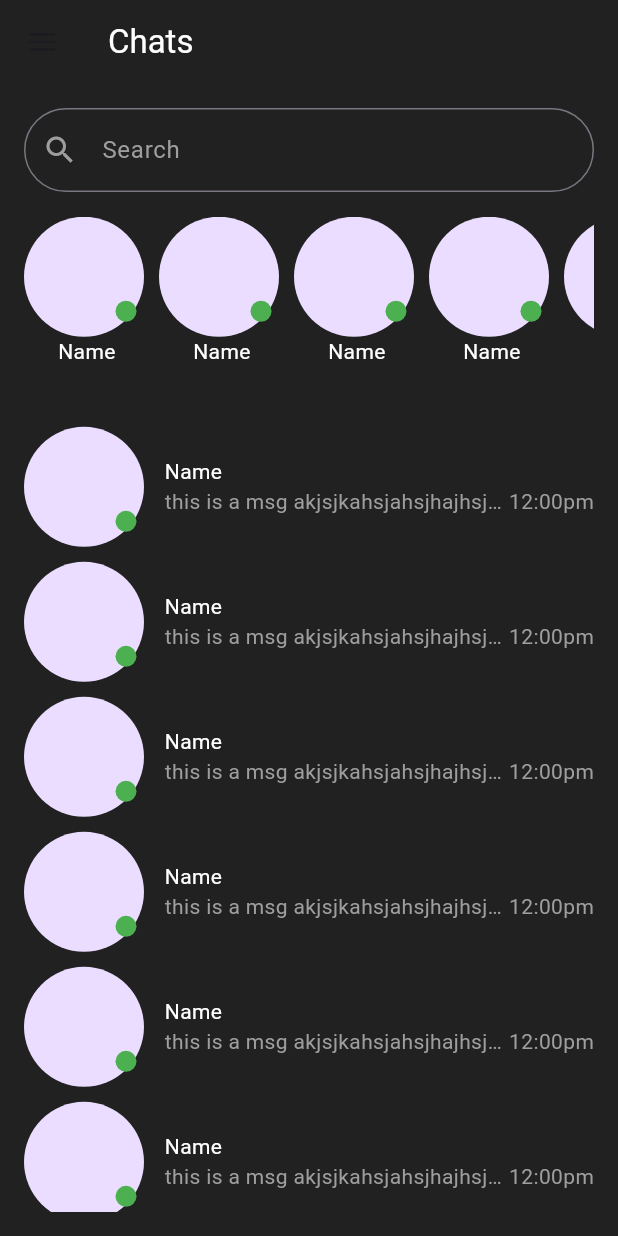
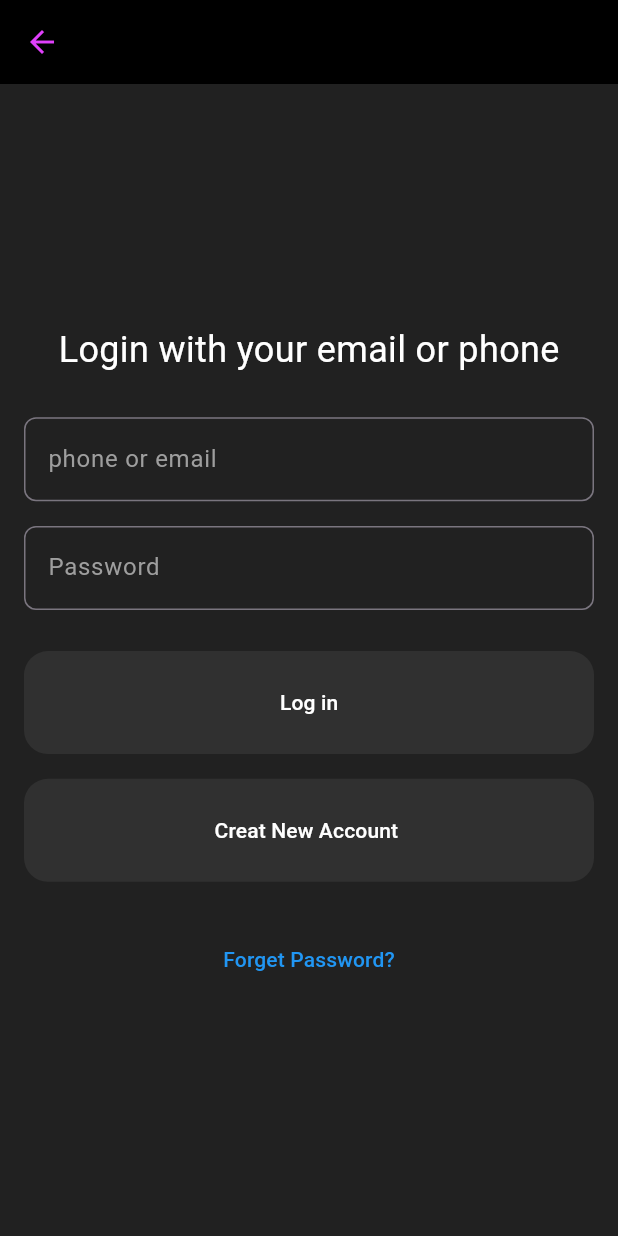
Before and after one commit to osama2521999/chatApp, a Flutter app: the screen it shows after launch, on a phone screen of 412 x 824 dp. Run offline on Flutter 3.47's test engine with Material 3 defaults, Android fonts, the phone set to English and light mode, and no system bars.

```diff
--- a/lib/core/utils/constants/app_constants.dart
+++ b/lib/core/utils/constants/app_constants.dart
@@ -7,5 +7,7 @@ class AppConstants{
   static Color mainColor=Colors.grey.shade900;
   static const double mainPictureRadius=40;
   static const double smallPictureRadius=20;
+  static const double appPadding=16;
+  static const double buttonsBorderRadius=16;
 
 }
--- a/lib/moduls/home/presentation/screens/home_page_screen.dart
+++ b/lib/moduls/home/presentation/screens/home_page_screen.dart
@@ -1,9 +1,9 @@
 import 'package:chat_app/core/utils/constants/app_constants.dart';
 import 'package:chat_app/core/utils/extensions.dart';
-import 'package:chat_app/moduls/chat/presentation/screens/chat_screen.dart';
 import 'package:chat_app/moduls/home/presentation/widgets/picture_item.dart';
 import 'package:flutter/material.dart';
 
+import '../../../chat/presentation/screens/chat_screen.dart';
 import '../widgets/story_item.dart';
 
 class HomePageScreen extends StatelessWidget {
@@ -24,7 +24,7 @@ class HomePageScreen extends StatelessWidget {
         ),
       ),
       body: Padding(
-        padding: EdgeInsets.all(16),
+        padding: EdgeInsets.all(AppConstants.appPadding),
         child: SingleChildScrollView(
           child: Column(
             mainAxisAlignment: MainAxisAlignment.start,
--- /dev/null
+++ b/lib/moduls/login/presentation/screens/login_screen.dart
@@ -0,0 +1,84 @@
+import 'package:chat_app/core/utils/constants/app_constants.dart';
+import 'package:chat_app/core/utils/extensions.dart';
+import 'package:chat_app/moduls/home/presentation/widgets/picture_item.dart';
+import 'package:flutter/material.dart';
+
+class LoginScreen extends StatelessWidget {
+  const LoginScreen({super.key});
+
+  @override
+  Widget build(BuildContext context) {
+    return  Scaffold(
+      backgroundColor: AppConstants.mainColor,
+      appBar: AppBar(
+        automaticallyImplyLeading: true,
+        backgroundColor: Colors.black,
+        leading: IconButton(
+          icon: Icon(Icons.arrow_back,color: Colors.purpleAccent,),
+          onPressed:(){
+            Navigator.pop(context);
+          },
+        ),
+      ),
+      body: Center(
+        child: SingleChildScrollView(
+          child: Padding(
+            padding:  EdgeInsetsDirectional.symmetric(horizontal:  AppConstants.appPadding),
+            child: Column(
+              children: [
+                Text('Login with your email or phone',style: TextStyle(fontSize: 24,color: Colors.white)),
+                SizedBox(height:  context.height()/30,),
+
+                TextFormField(
+                  style: TextStyle(
+                      color: Colors.white
+                  ),
+                  decoration: InputDecoration(
+                      hintText: 'phone or email',
+                      hintStyle: TextStyle(color: Colors.grey),
+
+                      border: OutlineInputBorder(
+                        borderRadius: BorderRadius.circular(8),
+                      )),
+                ),
+                SizedBox(height:  context.height()/50,),
+                TextFormField(
+                  style: TextStyle(
+                      color: Colors.white
+                  ),
+                  decoration: InputDecoration(
+                      hintText: 'Password',
+                      hintStyle: TextStyle(color: Colors.grey),
+
+                      border: OutlineInputBorder(
+                        borderRadius: BorderRadius.circular(8),
+                      )),
+                ),
+                SizedBox(height:  context.height()/30,),
+                Container(
+                    width: context.width(),
+                    height:context.height()/12 ,
+                    decoration: BoxDecoration(
+                      color: Color(0Xff303030),
+                      borderRadius: BorderRadius.circular(AppConstants.buttonsBorderRadius)
+                    ),
+                    child: TextButton(onPressed: (){}, child: Text('Log in',style:  TextStyle(color: Colors.white),))),
+                SizedBox(height:  context.height()/50,),
+                Container(
+                    width: context.width(),
+                    height:context.height()/12 ,
+                    decoration: BoxDecoration(
+                      color: Color(0Xff303030),
+                      borderRadius: BorderRadius.circular(AppConstants.buttonsBorderRadius)
+                    ),
+                    child: TextButton(onPressed: (){}, child: Text('Creat New Account ',style:  TextStyle(color: Colors.white),))),
+                SizedBox(height:  context.height()/30,),
+                TextButton(onPressed: (){}, child: Text('Forget Password?',style: TextStyle(color: Colors.blue),),)
+              ],
+            ),
+          ),
+        ),
+      ),
+    );
+  }
+}
```
Also changed, not shown: lib/main.dart (+2 -49 lines), lib/moduls/login/data/data_source.dart (added), lib/moduls/login/domain/entities/login.dart (added), lib/moduls/login/domain/repository/base_login_repository.dart (added).
